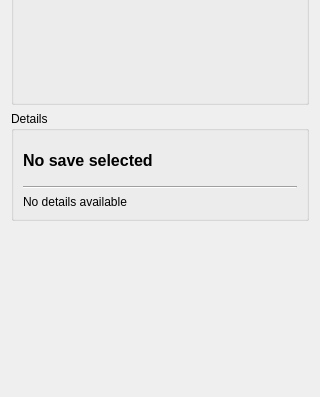
First picture: the form in src/ui/widgets/SaveDetailsPanel.ui, repository PCSX2/myMCpp, before the edit; both pictures show x 0 to 320 and y 203 to 600 of the 320 by 600 pixel window.
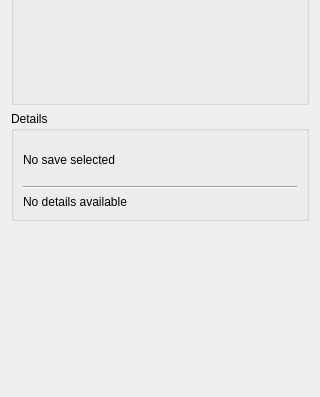
Second picture: the form after the edit.

The edit to the form file:
```diff
--- a/src/ui/widgets/SaveDetailsPanel.ui
+++ b/src/ui/widgets/SaveDetailsPanel.ui
@@ -50,9 +50,7 @@
           <height>40</height>
          </size>
         </property>
-        <property name="styleSheet">
-         <string notr="true">font-weight: bold; font-size: 12pt;</string>
-        </property>
+
         <property name="text">
          <string>No save selected</string>
         </property>
```
